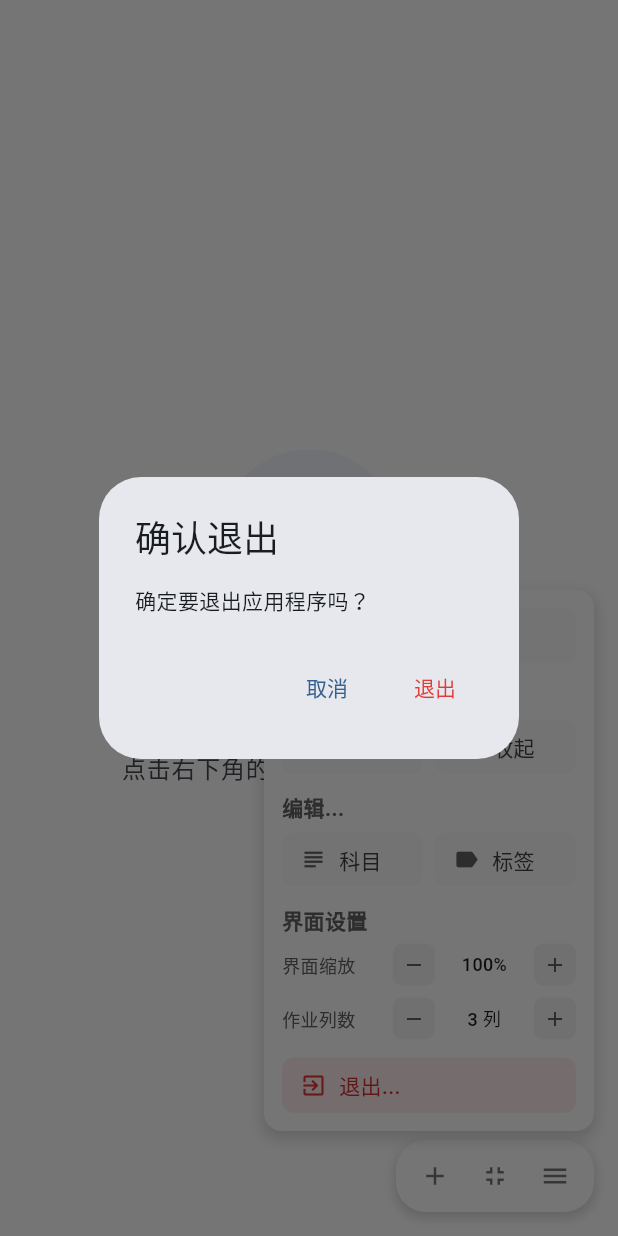
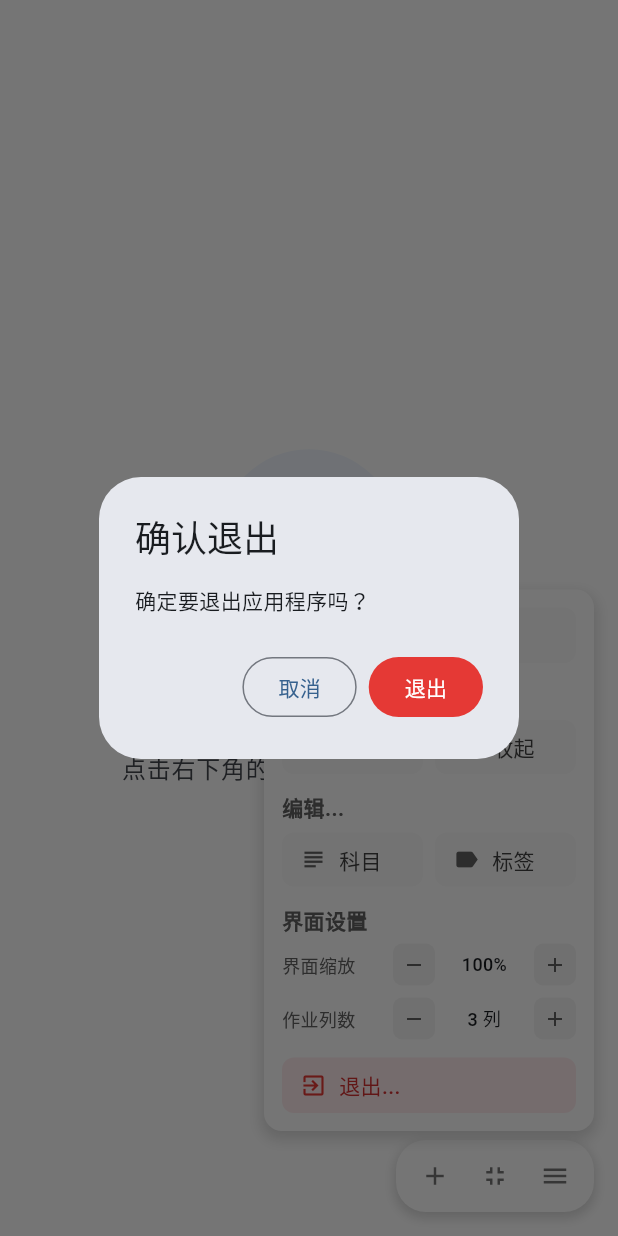
Before and after one commit to Xwei1645/finito_board, a Flutter app: the screen it shows after launch, after a tap on the "fullscreen" icon, after a tap on the "menu" icon, after a tap on "退出...", on a phone screen of 412 x 824 dp. Run offline on Flutter 3.47's test engine with Material 3 defaults, Android fonts, the light colour scheme and no system bars; missing offline and left inert: flutter_quill, window_manager; Roboto replaces fonts that are missing (HarmonyOS Sans SC).

Commit message:
refactor: 统一绝大部分控件样式

```diff
--- a/lib/main.dart
+++ b/lib/main.dart
@@ -820,22 +820,30 @@ class _HomeworkBoardState extends State<HomeworkBoard> {
           title: const Text('确认退出'),
           content: const Text('确定要退出应用程序吗？'),
           actions: [
-            TextButton(
+            OutlinedButton(
               onPressed: () {
                 Navigator.of(context).pop();
               },
+              style: OutlinedButton.styleFrom(
+                shape: RoundedRectangleBorder(
+                  borderRadius: BorderRadius.circular(20),
+                ),
+              ),
               child: const Text('取消'),
             ),
-            TextButton(
+            FilledButton(
               onPressed: () {
                 Navigator.of(context).pop();
                 // 退出应用
                 windowManager.close();
               },
-              child: Text(
-                '退出',
-                style: TextStyle(color: Colors.red[600]),
+              style: FilledButton.styleFrom(
+                backgroundColor: Colors.red[600],
+                shape: RoundedRectangleBorder(
+                  borderRadius: BorderRadius.circular(20),
+                ),
               ),
+              child: const Text('退出'),
             ),
           ],
         );
--- a/lib/widgets/subject_manager.dart
+++ b/lib/widgets/subject_manager.dart
@@ -311,6 +311,11 @@ class _SubjectManagerState extends State<SubjectManager> {
               children: [
                 FilledButton(
                   onPressed: () => Navigator.of(context).pop(),
+                  style: FilledButton.styleFrom(
+                    shape: RoundedRectangleBorder(
+                      borderRadius: BorderRadius.circular(20),
+                    ),
+                  ),
                   child: const Text('关闭'),
                 ),
               ],
```
Also changed, not shown: lib/widgets/homework_editor.dart (+7 -3 lines), lib/widgets/settings.dart (+11 -1 lines).
